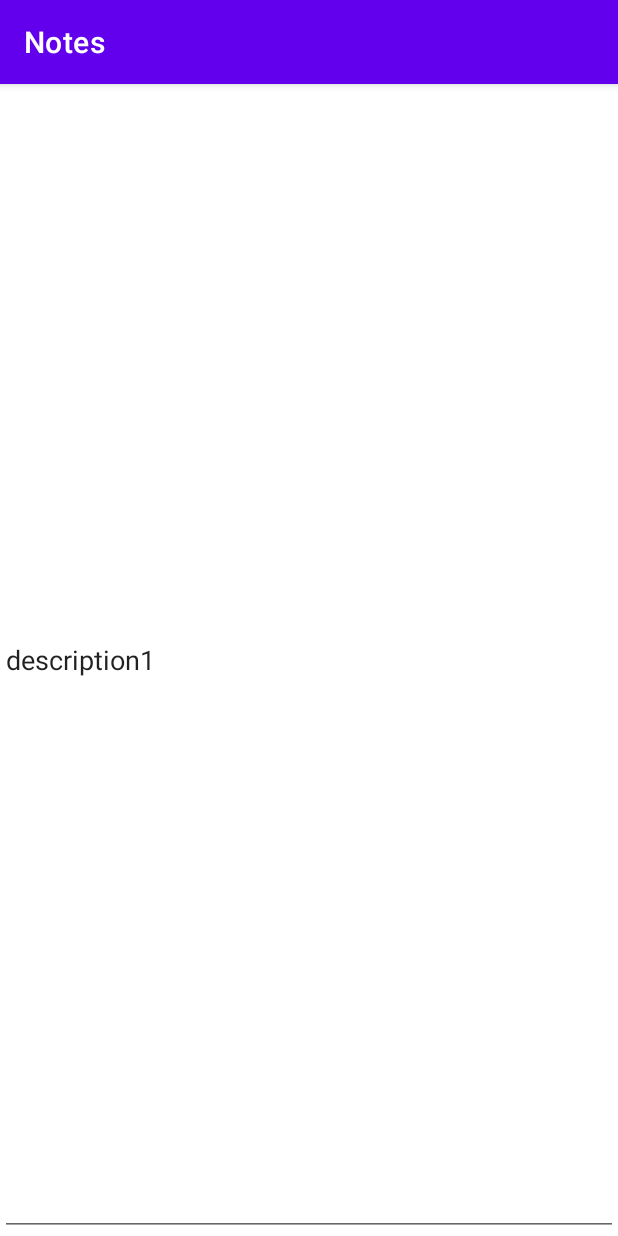
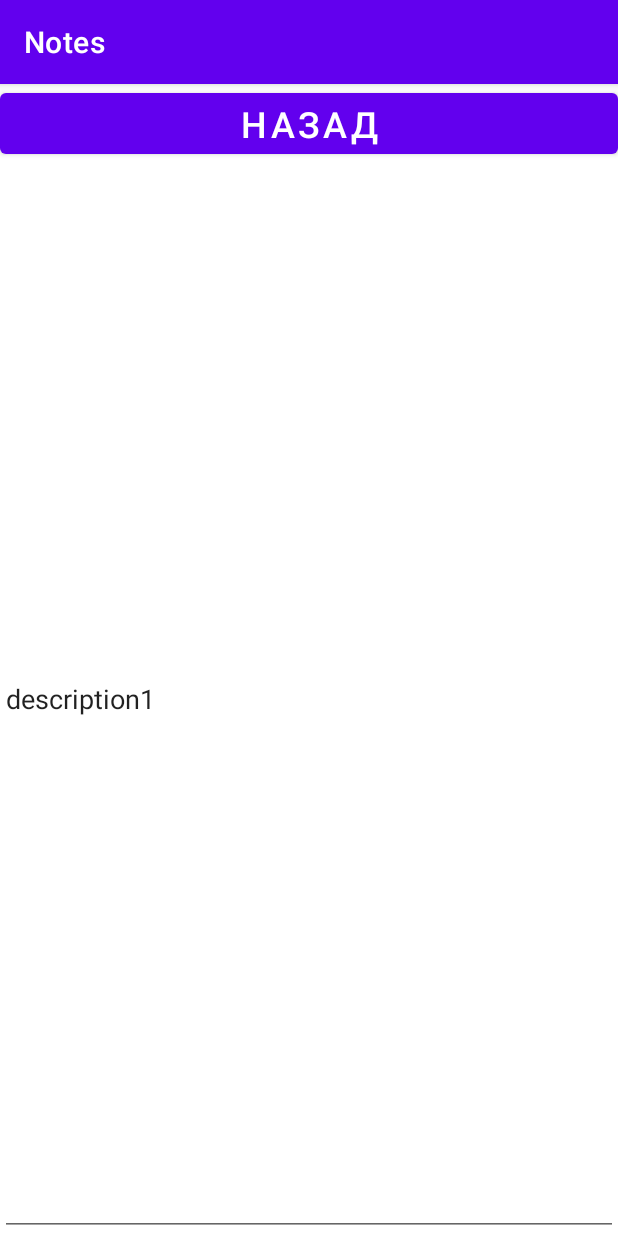
Before and after one commit to NadezhdaDyach/Notes-2021-11-27, an Android app: the screen it shows after launch (MainActivity), after a tap on "Note1", on a phone screen of 412 x 824 dp. Run offline under Robolectric (Android 15) with nearby library versions, the phone set to English and light mode, and no system bars.

Commit message:
Добавили кнопку назад

```diff
--- a/app/src/main/AndroidManifest.xml
+++ b/app/src/main/AndroidManifest.xml
@@ -9,7 +9,8 @@
         android:roundIcon="@mipmap/ic_launcher_round"
         android:supportsRtl="true"
         android:theme="@style/Theme.Notes">
-        <activity android:name=".MainActivity">
+        <activity android:name=".MainActivity"
+            android:screenOrientation="portrait">
             <intent-filter>
                 <action android:name="android.intent.action.MAIN" />
 
--- a/app/src/main/java/ru/dachkovska/notes/DescriptionsFragment.java
+++ b/app/src/main/java/ru/dachkovska/notes/DescriptionsFragment.java
@@ -9,6 +9,7 @@ import androidx.fragment.app.Fragment;
 import android.view.LayoutInflater;
 import android.view.View;
 import android.view.ViewGroup;
+import android.widget.Button;
 import android.widget.EditText;
 import android.widget.LinearLayout;
 import android.widget.TextView;
@@ -32,24 +33,29 @@ public class DescriptionsFragment extends Fragment {
         // Аргументы могут быть null (как в случае с методом Activity getIntent())
         // поэтому обязательно проверяем на null
         if (arguments != null) {
-            int index = arguments.getInt(ARG_INDEX);
+            Note note = arguments.getParcelable(ARG_INDEX);
             // найдем в root view нужный EditText
             EditText editTextDescription = view.findViewById(R.id.description_text_view);
             // Получим из ресурсов массив описания заметок
             String[] descriptions = getResources().getStringArray(R.array.description);
             // Возьмем нужное описание и отобразим в EditText
-           editTextDescription.setText(descriptions[index]);
+           editTextDescription.setText(note.getDescription());
         }
+
+        Button buttonBack = view.findViewById(R.id.button_back);
+        buttonBack.setOnClickListener(view1 -> {
+            requireActivity().getSupportFragmentManager().popBackStack();
+        });
     }
 
     // Фабричный метод создания фрагмента
     // Фрагменты рекомендуется создавать через фабричные методы
-    public static DescriptionsFragment newInstance(int index) {
+    public static DescriptionsFragment newInstance(Note note) {
         // Создание фрагмента
         DescriptionsFragment fragment = new DescriptionsFragment();
         // Передача параметра через бандл
         Bundle args = new Bundle();
-        args.putInt(ARG_INDEX, index);
+        args.putParcelable(ARG_INDEX, note);
         fragment.setArguments(args);
         return fragment;
     }
--- a/app/src/main/java/ru/dachkovska/notes/MainActivity.java
+++ b/app/src/main/java/ru/dachkovska/notes/MainActivity.java
@@ -16,6 +16,7 @@ public class MainActivity extends AppCompatActivity {
         // Вызываем FragmentManager
         getSupportFragmentManager()
                 .beginTransaction()
-                .replace(R.id.fragment_container, notesFragment).commit();
+                .addToBackStack("")
+                .add(R.id.fragment_container, notesFragment).commit();
     }
 }
--- a/app/src/main/java/ru/dachkovska/notes/NoteFragment.java
+++ b/app/src/main/java/ru/dachkovska/notes/NoteFragment.java
@@ -19,10 +19,6 @@ import android.widget.TextView;
 public class NoteFragment extends Fragment {
 
 
-    private static final String CURRENT_NOTE = "CurrentNote";
-    // Текущая позиция (выбранная заметка)
-    private int currentPosition = 0;
-
     // При создании фрагмента укажем его макет
     @Override
     public View onCreateView(LayoutInflater inflater, ViewGroup container,
@@ -34,81 +30,39 @@ public class NoteFragment extends Fragment {
     @Override
     public void onViewCreated(@NonNull View view, @Nullable Bundle savedInstanceState) {
         super.onViewCreated(view, savedInstanceState);
-        // Восстановление текущей позиции
-        if (savedInstanceState != null) {
-            currentPosition = savedInstanceState.getInt(CURRENT_NOTE, 0);
-        }
         initList(view);
-
-        // отображения открытого ранее герба в ландшафтной ориентации
-        if (isLandscape()) {
-            showLandDescription(currentPosition);
-        }
     }
 
     // создаём список заметок на экране из массива в ресурсах
     private void initList(View view) {
         LinearLayout layoutView = (LinearLayout) view;
         String[] notes = getResources().getStringArray(R.array.notes);
-
+        String[] descriptions = getResources().getStringArray(R.array.description);
+        String[] dates = getResources().getStringArray(R.array.created_dates);
         // В этом цикле создаём элемент TextView,
         // заполняем его значениями,
         // и добавляем на экран.
         for (int i=0; i<notes.length;i++) {
-            String note=notes[i];
+            String currentNote=notes[i];
+            String currentDescription=descriptions[i];
+            String currentDate=dates[i];
             TextView tv = new TextView(getContext());
-            tv.setText(note);
+            tv.setText(currentNote);
             tv.setTextSize(30);
             layoutView.addView(tv);
             final int position=i;
             tv.setOnClickListener(v -> {
-                currentPosition=position;
-                showDescription(position);
+                showPortDescription(new Note(currentNote,currentDescription,currentDate));
             });
         }
     }
 
-
-    private void showDescription(int index) {
-        if (isLandscape()) {
-            showLandDescription(index);
-        } else {
-            showPortDescription(index);
-        }
+    // Показываем описание в портретной ориентации
+    private void showPortDescription(Note note) {
+        FragmentTransaction fragmentTransaction = requireActivity().getSupportFragmentManager().beginTransaction();
+        fragmentTransaction
+                .addToBackStack("")
+                .replace(R.id.fragment_container, DescriptionsFragment.newInstance(note)).commit();
     }
 
-    // Показываем описание в портретной ориентации
-    private void showPortDescription(int index) {
-        DescriptionsFragment descriptionsFragment = DescriptionsFragment.newInstance(index);
-        FragmentManager fragmentManager = requireActivity().getSupportFragmentManager();
-        FragmentTransaction fragmentTransaction = fragmentManager.beginTransaction();
-        // добавляем фрагмент через add
-        fragmentTransaction.add(R.id.fragment_container, descriptionsFragment);
-        fragmentTransaction.addToBackStack("");
-        fragmentTransaction.setTransition(FragmentTransaction.TRANSIT_FRAGMENT_FADE);
-        fragmentTransaction.commit();
-    }
-
-    // Показываем описание в ландшафтной ориентации
-    private void showLandDescription(int index) {
-        // Создаём новый фрагмент с текущей позицией для вывода герба
-        DescriptionsFragment detail = DescriptionsFragment.newInstance(index);
-        // Выполняем транзакцию по замене фрагмента
-        FragmentManager fragmentManager = requireActivity().getSupportFragmentManager();
-        FragmentTransaction fragmentTransaction = fragmentManager.beginTransaction();
-        fragmentTransaction.replace(R.id.description_container, detail);  // замена фрагмента
-        fragmentTransaction.setTransition(FragmentTransaction.TRANSIT_FRAGMENT_FADE);
-        fragmentTransaction.commit();
-    }
-
-    @Override
-    public void onSaveInstanceState(@NonNull Bundle outState) {
-        outState.putInt(CURRENT_NOTE, currentPosition);
-        super.onSaveInstanceState(outState);
-    }
-
-    private boolean isLandscape() {
-        return getResources().getConfiguration().orientation
-                == Configuration.ORIENTATION_LANDSCAPE;
-    }
 }
--- a/app/src/main/res/layout/fragment_descriptions.xml
+++ b/app/src/main/res/layout/fragment_descriptions.xml
@@ -11,6 +11,13 @@
     tools:context=".DescriptionsFragment"
     >
 
+    <Button
+        android:id="@+id/button_back"
+        android:layout_width="match_parent"
+        android:layout_height="wrap_content"
+        android:textSize="@dimen/text_size"
+        android:text="Назад"
+        />
     <EditText
         android:id="@+id/description_text_view"
         android:layout_width="match_parent"
--- /dev/null
+++ b/app/src/main/res/values/dimens.xml
@@ -0,0 +1,4 @@
+<?xml version="1.0" encoding="utf-8"?>
+<resources>
+    <dimen name="text_size">24sp</dimen>
+</resources>
```
Also changed, not shown: app/src/main/java/ru/dachkovska/notes/Note.java (+14 -1 lines).
